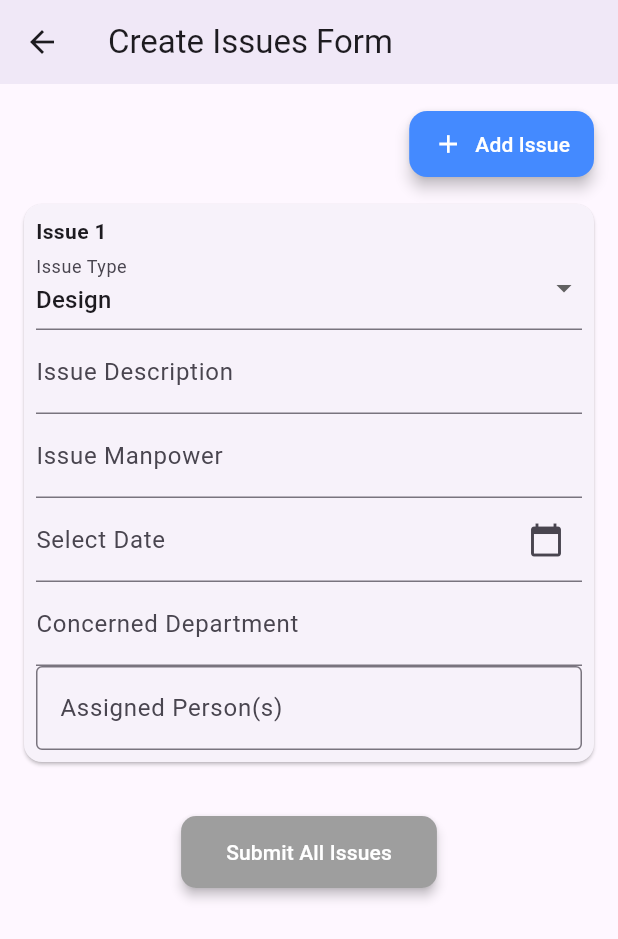
After one commit to KaziSifatAlMaksud/Flutter_Management_Application, a Flutter app: the IssueFormPage screen opened by its route, on a phone screen of 412 x 824 dp. The commit adds this screen. Shown: the top 939 px of the screen. Run offline on Flutter 3.47's test engine with Material 3 defaults, Android fonts, the phone set to English and light mode, and no system bars; our stand-ins replace fluttertoast, font_awesome_flutter, go_router, google_fonts; accounts and stored records are empty; network calls fail.

Commit message:
add assigned_person_autocomplete

```diff
--- /dev/null
+++ b/lib/presentation/assigned_person_autocomplete.dart
@@ -0,0 +1,53 @@
+import 'package:flutter/material.dart';
+
+class AssignedPersonAutocomplete extends StatelessWidget {
+  final TextEditingController controller;
+  final List<String> suggestionList;
+
+  const AssignedPersonAutocomplete({
+    super.key,
+    required this.controller,
+    required this.suggestionList,
+  });
+
+  @override
+  Widget build(BuildContext context) {
+    return Autocomplete<String>(
+      optionsBuilder: (TextEditingValue textEditingValue) {
+        if (textEditingValue.text == '') {
+          return const Iterable<String>.empty();
+        }
+        return suggestionList.where((String option) {
+          return option.toLowerCase().contains(textEditingValue.text.toLowerCase());
+        });
+      },
+      onSelected: (String selection) {
+        controller.text = selection;
+      },
+      fieldViewBuilder: (BuildContext context, TextEditingController textEditingController,
+          FocusNode focusNode, VoidCallback onFieldSubmitted) {
+        textEditingController.text = controller.text;
+        return TextFormField(
+          controller: textEditingController,
+          focusNode: focusNode,
+          decoration: const InputDecoration(
+            labelText: 'Assigned Person(s)',
+            border: OutlineInputBorder(),
+          ),
+          onChanged: (value) {
+            controller.text = value;
+          },
+        );
+      },
+    );
+  }
+}
+
+
+final List<String> assignedPersonList = [
+  'John Doe',
+  'Jane Smith',
+  'Michael Johnson',
+  'Emily Davis',
+  'shah alam '
+];
--- /dev/null
+++ b/lib/presentation/screens/PM/pm_create_isssue.dart
@@ -0,0 +1,234 @@
+import 'package:flutter/material.dart';
+import 'package:intl/intl.dart';
+import '../../assigned_person_autocomplete.dart';
+
+class IssueFormPage extends StatefulWidget {
+  @override
+  _IssueFormPageState createState() => _IssueFormPageState();
+}
+
+class _IssueFormPageState extends State<IssueFormPage> {
+  List<IssueRow> issues = [];
+
+  @override
+  void initState() {
+    super.initState();
+    issues.add(IssueRow());
+  }
+
+  void addIssueRow() {
+    setState(() {
+      issues.add(IssueRow());
+    });
+  }
+
+  void removeIssueRow(int index) {
+    setState(() {
+      if (issues.length > 1) {
+        issues[index].dispose(); // Dispose the controllers before removing
+        issues.removeAt(index);
+      }
+    });
+  }
+
+  void submitForm() {
+    for (int i = 0; i < issues.length; i++) {
+      print("Issue ${i + 1}:");
+      print("Type: ${issues[i].issueType}");
+      print("Description: ${issues[i].descriptionController.text}");
+      print("Manpower: ${issues[i].manpowerController.text}");
+      print("Date: ${issues[i].dateController.text}");
+      print("-------------");
+    }
+    ScaffoldMessenger.of(context).showSnackBar(
+      SnackBar(content: Text("Form Submitted!")),
+    );
+  }
+
+  @override
+  void dispose() {
+    for (var issue in issues) {
+      issue.dispose();
+    }
+    super.dispose();
+  }
+
+  @override
+  Widget build(BuildContext context) {
+    return Scaffold(
+      appBar: AppBar(
+        title: Text('Create Issues Form'),
+        elevation: 4, // Adds a real shadow
+      ),
+      body: SingleChildScrollView(
+        child: Padding(
+          padding: EdgeInsets.all(16),
+          child: Column(
+            children: [
+              Align(
+                alignment: Alignment.centerRight,
+                child: ElevatedButton.icon(
+                  onPressed: addIssueRow,
+                  icon: Icon(Icons.add, size: 20),
+                  label: Text("Add Issue"),
+                  style: ElevatedButton.styleFrom(
+                    backgroundColor: Colors.blueAccent,
+                    foregroundColor: Colors.white,
+                    padding: EdgeInsets.symmetric(horizontal: 16, vertical: 12),
+                    shape: RoundedRectangleBorder(
+                      borderRadius: BorderRadius.circular(12),
+                    ),
+                    elevation: 4,
+                  ),
+                ),
+              ),
+              ListView.builder(
+                shrinkWrap: true,
+                physics: NeverScrollableScrollPhysics(),
+                itemCount: issues.length,
+                itemBuilder: (context, index) {
+                  return Card(
+                    margin: EdgeInsets.symmetric(vertical: 16),
+                    // elevation: 3,
+                    shape: RoundedRectangleBorder(
+                      borderRadius: BorderRadius.circular(12),
+                    ),
+                    child: Padding(
+                      padding: EdgeInsets.all(8),
+                      child: Column(
+                        children: [
+                          Row(
+                            children: [
+                              Text(
+                                'Issue ${index + 1}',
+                                style: TextStyle(fontWeight: FontWeight.bold),
+                              ),
+                              Spacer(),
+                              if (issues.length > 1)
+                                IconButton(
+                                  icon: Icon(Icons.delete, color: Colors.red),
+                                  onPressed: () => removeIssueRow(index),
+                                ),
+                            ],
+                          ),
+                          DropdownButtonFormField<String>(
+                            decoration: InputDecoration(labelText: 'Issue Type'),
+                            value: issues[index].issueType,
+                            items: [
+                              'Design',
+                              'Decision',
+                              'Fund',
+                              'Specification',
+                              'Machinery',
+                              'Manpower',
+                              'Others'
+                            ]
+                                .map((type) => DropdownMenuItem(
+                              value: type,
+                              child: Text(type),
+                            ))
+                                .toList(),
+                            onChanged: (val) {
+                              setState(() {
+                                issues[index].issueType = val!;
+                              });
+                            },
+                          ),
+                          TextFormField(
+                            controller: issues[index].descriptionController,
+                            decoration:
+                            InputDecoration(labelText: 'Issue Description'),
+                          ),
+                          TextFormField(
+                            controller: issues[index].manpowerController,
+                            keyboardType: TextInputType.number,
+                            decoration:
+                            InputDecoration(labelText: 'Issue Manpower'),
+                          ),
+                          TextFormField(
+                            controller: issues[index].dateController,
+                            readOnly: true,
+                            decoration: InputDecoration(
+                              labelText: 'Select Date',
+                              suffixIcon: Icon(Icons.calendar_today),
+                            ),
+                            onTap: () async {
+                              DateTime? pickedDate = await showDatePicker(
+                                context: context,
+                                initialDate: DateTime.now(),
+                                firstDate: DateTime(2020),
+                                lastDate: DateTime(2100),
+                              );
+
+                              if (pickedDate != null) {
+                                setState(() {
+                                  issues[index].dateController.text =
+                                      DateFormat('yyyy-MM-dd').format(pickedDate);
+                                });
+                              }
+                            },
+                          ),   TextFormField(
+                            controller: issues[index].concernedDepController,
+                            keyboardType: TextInputType.number,
+                            decoration:
+                            InputDecoration(labelText: 'Concerned Department'),
+                          ),
+                          AssignedPersonAutocomplete(
+                            controller: issues[index].assignedPersonController,
+                            suggestionList: assignedPersonList,
+                          ),
+
+                        ],
+                      ),
+                    ),
+                  );
+                },
+              ),
+              SizedBox(height: 20),
+              ElevatedButton(
+                onPressed: submitForm,
+                style: ElevatedButton.styleFrom(
+                  padding: EdgeInsets.symmetric(horizontal: 30, vertical: 14),
+                  backgroundColor: Colors.grey,
+                  foregroundColor: Colors.white,
+                  shape: RoundedRectangleBorder(
+                    borderRadius: BorderRadius.circular(10),
+                  ),
+                  elevation: 3,
+                ),
+                child: Text("Submit All Issues"),
+              ),
+            ],
+          ),
+        ),
+      ),
+    );
+  }
+}
+
+
+
+class IssueRow {
+  String issueType;
+  TextEditingController descriptionController;
+  TextEditingController manpowerController;
+  TextEditingController dateController;
+  TextEditingController concernedDepController;
+  TextEditingController assignedPersonController;
+
+  IssueRow({
+    this.issueType = 'Design',
+  })  : descriptionController = TextEditingController(),
+        manpowerController = TextEditingController(),
+        dateController = TextEditingController(),
+        concernedDepController = TextEditingController(),
+        assignedPersonController = TextEditingController();
+
+  void dispose() {
+    descriptionController.dispose();
+    manpowerController.dispose();
+    dateController.dispose();
+    concernedDepController.dispose();
+    assignedPersonController.dispose();
+  }
+}
--- a/lib/presentation/screens/home.dart
+++ b/lib/presentation/screens/home.dart
@@ -68,7 +68,7 @@ class HomePage extends StatelessWidget {
                   buildCard(context, '/home', Icons.home, 'Home'),
                   buildCard(context, '/home', Icons.home, 'Home'),
                   buildCard(context, '/home', Icons.home, 'Home'),
-                  buildCard(context, '/home', Icons.home, 'Home'),
+                  buildCard(context, '/create_issue', Icons.sync_problem, 'Issue'),
                   buildCard(context, '/signUp', Icons.login, 'Sing Up'),
                   buildCard(context, '/signUp', Icons.login, 'Sing Up'),
                   buildCard(context, '/maltipleTab', Icons.tab, 'Maltiple Tab'),
--- a/lib/routes/routes.dart
+++ b/lib/routes/routes.dart
@@ -5,6 +5,7 @@ import '../presentation/screens/profile.dart';
 import '../presentation/screens/splashscreen.dart';
 import '../presentation/screens/signUpScreen3.dart';
 import '../presentation/screens/PM_management.dart';
+import '../presentation/screens/PM/pm_create_isssue.dart';
 
 class AppRoutes {
   static Map<String, WidgetBuilder> get routes => {
@@ -14,7 +15,8 @@ class AppRoutes {
     '/users': (context) => UserListScreen(),
     '/profile': (context) =>  ProfilePage(),
     '/signUp' : (context) => SignInPage(),
-    '/maltipleTab' : (context) => SignInPage(),
+    '/create_issue' : (context) => IssueFormPage(),
     '/maltipleTab' : (context) => MultiTableTabPage(),
+
   };
 }
```
